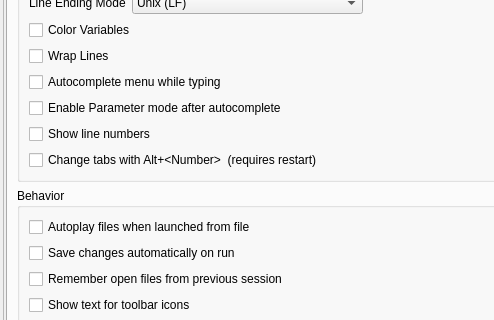
Old version of the form src/configdialog.ui in the repository CsoundQt/CsoundQt; both pictures show x 0 to 494 and y 165 to 485 of the 740 by 900 pixel window.
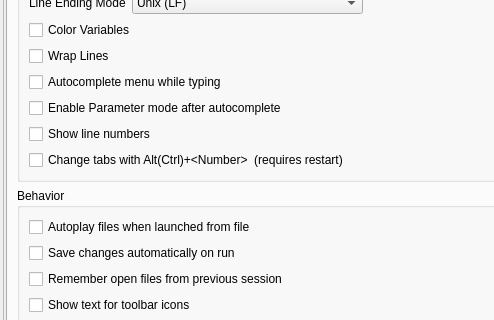
New version of the form.

Commit message: Minor improvements to changing tabs on Mac.

Diff of the .ui file:
```diff
--- a/src/configdialog.ui
+++ b/src/configdialog.ui
@@ -46,8 +46,8 @@
        <rect>
         <x>0</x>
         <y>0</y>
-        <width>842</width>
-        <height>863</height>
+        <width>732</width>
+        <height>841</height>
        </rect>
       </property>
       <layout class="QGridLayout" name="gridLayout_18">
@@ -1317,7 +1317,7 @@
                 <item>
                  <widget class="QCheckBox" name="tabShortcutActiveCheckBox">
                   <property name="text">
-                   <string>Change tabs with Alt+&lt;Number&gt;  (requires restart)</string>
+                   <string>Change tabs with Alt(Ctrl)+&lt;Number&gt;  (requires restart)</string>
                   </property>
                   <property name="checked">
                    <bool>false</bool>
```
The commit also changes 1 other file.
